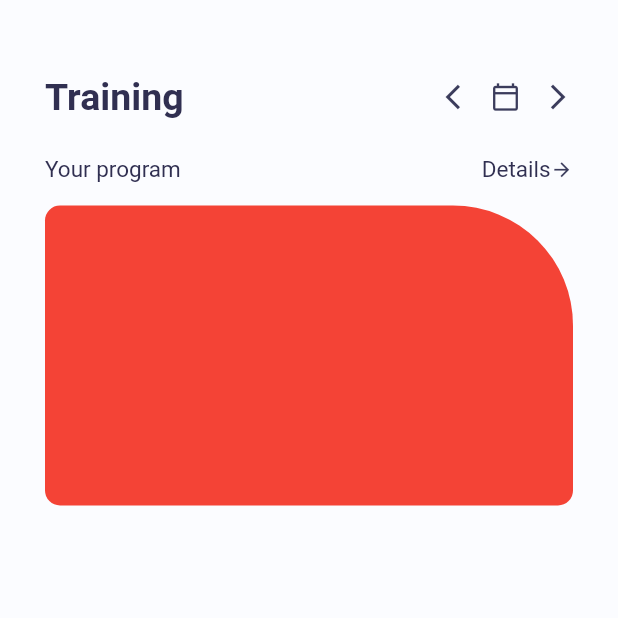
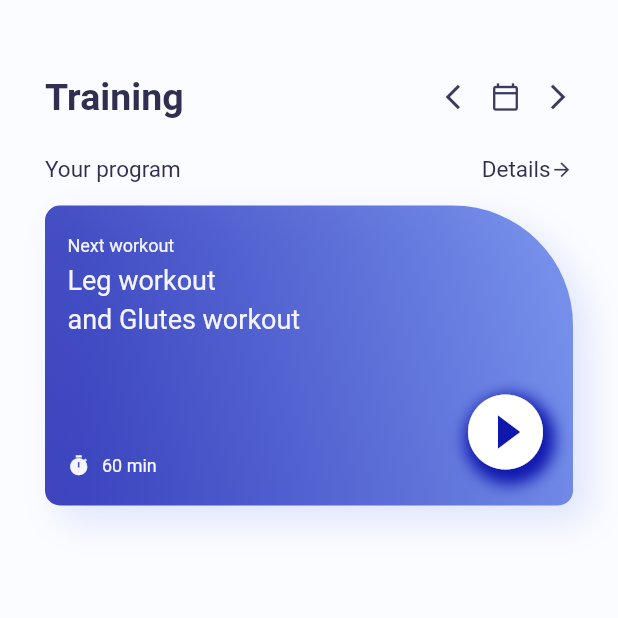
Before and after one commit to dipbazz/training, a Flutter app: the screen it shows after launch, on a phone screen of 412 x 824 dp, the top half of it. Run offline on Flutter 3.47's test engine with Material 2 defaults, Android fonts, the phone set to English and light mode, and no system bars.

Commit message:
Add next workout section layout

```diff
--- a/lib/home_page.dart
+++ b/lib/home_page.dart
@@ -79,15 +79,97 @@ class _MyHomePageState extends State<MyHomePage> {
             Container(
               width: MediaQuery.of(context).size.width,
               height: 200,
-              decoration: const BoxDecoration(
-                color: Colors.red,
-                borderRadius: BorderRadius.only(
+              decoration: BoxDecoration(
+                gradient: LinearGradient(
+                  colors: [
+                    color.AppColor.gradientFirst.withOpacity(0.8),
+                    color.AppColor.gradientSecond.withOpacity(0.9),
+                  ],
+                  begin: Alignment.bottomLeft,
+                  end: Alignment.centerRight,
+                ),
+                borderRadius: const BorderRadius.only(
                   topLeft: Radius.circular(10),
                   bottomLeft: Radius.circular(10),
                   bottomRight: Radius.circular(10),
                   topRight: Radius.circular(80),
-                )
+                ),
+                boxShadow: [
+                  BoxShadow(
+                    offset: const Offset(10, 10),
+                    blurRadius: 20,
+                    color: color.AppColor.gradientSecond.withOpacity(0.2),
+                  )
+                ]
               ),
+              child: Container(
+                padding: const EdgeInsets.only(left: 15, top: 20, right: 15),
+                child: Column(
+                  crossAxisAlignment: CrossAxisAlignment.start,
+                  children: [
+                    Text(
+                      "Next workout",
+                      style: TextStyle(
+                        fontSize: 12,
+                        color: color.AppColor.homePageContainerTextSmall,
+                      ),
+                    ),
+                    const SizedBox(height: 5),
+                    Text(
+                      "Leg workout",
+                      style: TextStyle(
+                        fontSize: 18,
+                        color: color.AppColor.homePageContainerTextSmall,
+                      ),
+                    ),
+                    const SizedBox(height: 5),
+                    Text(
+                      "and Glutes workout",
+                      style: TextStyle(
+                        fontSize: 18,
+                        color: color.AppColor.homePageContainerTextSmall,
+                      ),
+                    ),
+                    const SizedBox(height: 35),
+                    Row(
+                      crossAxisAlignment: CrossAxisAlignment.end,
+                      children: [
+                        Row(
+                          children: [
+                            Icon(Icons.timer, size: 15, color: color.AppColor.homePageContainerTextSmall),
+                            const SizedBox(width: 8),
+                            Text(
+                              "60 min",
+                              style: TextStyle(
+                                fontSize: 12,
+                                color: color.AppColor.homePageContainerTextSmall,
+                              ),
+                            ),
+                          ],
+                        ),
+                        Expanded(child: Container()),
+                        Container(
+                          decoration: BoxDecoration(
+                            borderRadius: BorderRadius.circular(100),
+                            boxShadow: [
+                              BoxShadow(
+                                color: color.AppColor.gradientFirst,
+                                blurRadius: 8,
+                                offset: const Offset(3, 5),
+                              )
+                            ]
+                          ),
+                          child: const Icon(
+                            Icons.play_circle_fill,
+                            color: Colors.white,
+                            size: 60,
+                          ),
+                        )
+                      ],
+                    )
+                  ],
+                ),
+              )
             )
           ],
         ),
```
